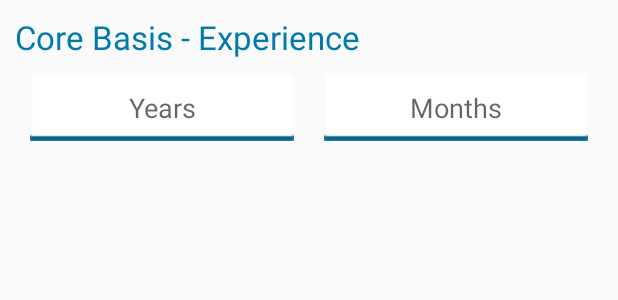
After one commit to Aaryatech/SAP_Recruit, an Android app: the layout fragment_basis.xml on its own in the app's theme, with its tools: preview values and no code run, on a phone screen of 412 x 824 dp. The commit adds this screen. Shown: the top 300 px of the screen. Run offline under Robolectric (Android 15) with nearby library versions, the phone set to English and light mode, and no system bars; Roboto replaces fonts that are not available here.

Commit message:
Layout changes with recycler view for basis fragment

```diff
--- a/app/src/main/java/com/ats/sap_recruitment/fragment/OsBasisFragment.java
+++ b/app/src/main/java/com/ats/sap_recruitment/fragment/OsBasisFragment.java
@@ -33,7 +33,7 @@ public class OsBasisFragment extends Fragment {
     @Override
     public View onCreateView(LayoutInflater inflater, ViewGroup container,
                              Bundle savedInstanceState) {
-        // Inflate the layout for this fragment
+
         View view = inflater.inflate(R.layout.fragment_os_basis, container, false);
 
         Typeface myTypeface = Typeface.createFromAsset(getContext().getAssets(), "Free_Serif.ttf");
--- /dev/null
+++ b/app/src/main/res/layout/fragment_basis.xml
@@ -0,0 +1,82 @@
+<FrameLayout xmlns:android="http://schemas.android.com/apk/res/android"
+    xmlns:tools="http://schemas.android.com/tools"
+    android:layout_width="match_parent"
+    android:layout_height="match_parent"
+    tools:context="com.ats.sap_recruitment.fragment.BasisFragment">
+
+
+    <ScrollView
+        android:layout_width="match_parent"
+        android:layout_height="match_parent">
+
+        <LinearLayout
+            android:layout_width="match_parent"
+            android:layout_height="match_parent"
+            android:orientation="vertical">
+
+            <LinearLayout
+                android:layout_width="match_parent"
+                android:layout_height="wrap_content"
+                android:orientation="vertical"
+                android:padding="10dp">
+
+                <TextView
+                    android:id="@+id/tvBasisHead"
+                    android:layout_width="match_parent"
+                    android:layout_height="wrap_content"
+                    android:textColor="@color/colorText2"
+                    android:textSize="22sp"
+                    tools:text="Core Basis - Experience" />
+
+                <LinearLayout
+                    android:layout_width="match_parent"
+                    android:layout_height="wrap_content"
+                    android:orientation="horizontal">
+
+                    <EditText
+                        android:id="@+id/edBasisYear"
+                        android:layout_width="match_parent"
+                        android:layout_height="wrap_content"
+                        android:layout_margin="10dp"
+                        android:layout_weight="1"
+                        android:background="@mipmap/year_month"
+                        android:hint="Years"
+                        android:inputType="number"
+                        android:maxLines="1"
+                        android:padding="10dp"
+                        android:textAlignment="center" />
+
+                    <EditText
+                        android:id="@+id/edBasisMonth"
+                        android:layout_width="match_parent"
+                        android:layout_height="wrap_content"
+                        android:layout_margin="10dp"
+                        android:layout_weight="1"
+                        android:background="@mipmap/year_month"
+                        android:hint="Months"
+                        android:inputType="number"
+                        android:maxLines="1"
+                        android:padding="10dp"
+                        android:textAlignment="center" />
+                </LinearLayout>
+            </LinearLayout>
+
+
+            <LinearLayout
+                android:layout_width="match_parent"
+                android:layout_height="wrap_content"
+                android:orientation="vertical"
+                android:padding="10dp">
+
+                <android.support.v7.widget.RecyclerView
+                    android:id="@+id/rcl_view_basis"
+                    android:layout_width="match_parent"
+                    android:layout_height="wrap_content">
+
+                </android.support.v7.widget.RecyclerView>
+            </LinearLayout>
+
+        </LinearLayout>
+    </ScrollView>
+
+</FrameLayout>
```
Also changed, not shown: app/src/main/java/com/ats/sap_recruitment/adpter/BasisDataAdapter.java (added, +84 -0 lines), app/src/main/java/com/ats/sap_recruitment/fragment/ABAPFragment.java (+14 -9 lines), app/src/main/java/com/ats/sap_recruitment/fragment/BasisFragment.java (added, +74 -0 lines), app/src/main/java/com/ats/sap_recruitment/fragment/FunctionalFragment.java (+14 -8 lines), app/src/main/java/com/ats/sap_recruitment/fragment/UpdateProfileFragment.java (+128 -81 lines), app/src/main/res/layout/list_view_specialisation.xml (added, +25 -0 lines), app/src/main/res/layout/rcl_view_basis_layout.xml (added, +77 -0 lines).
